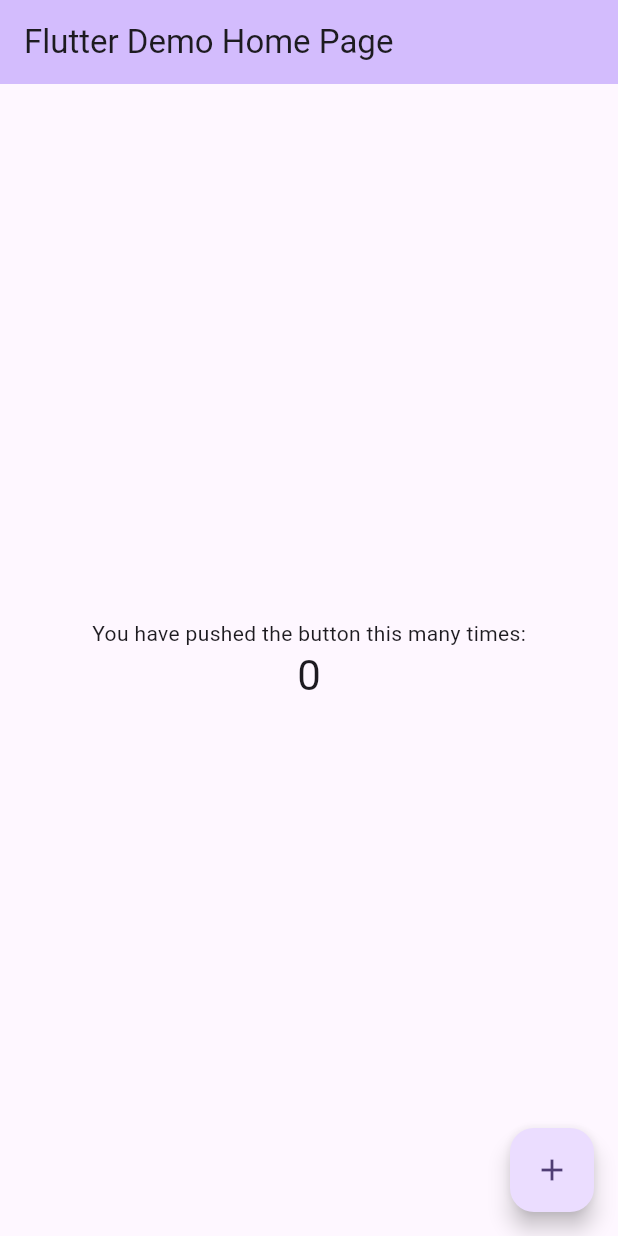
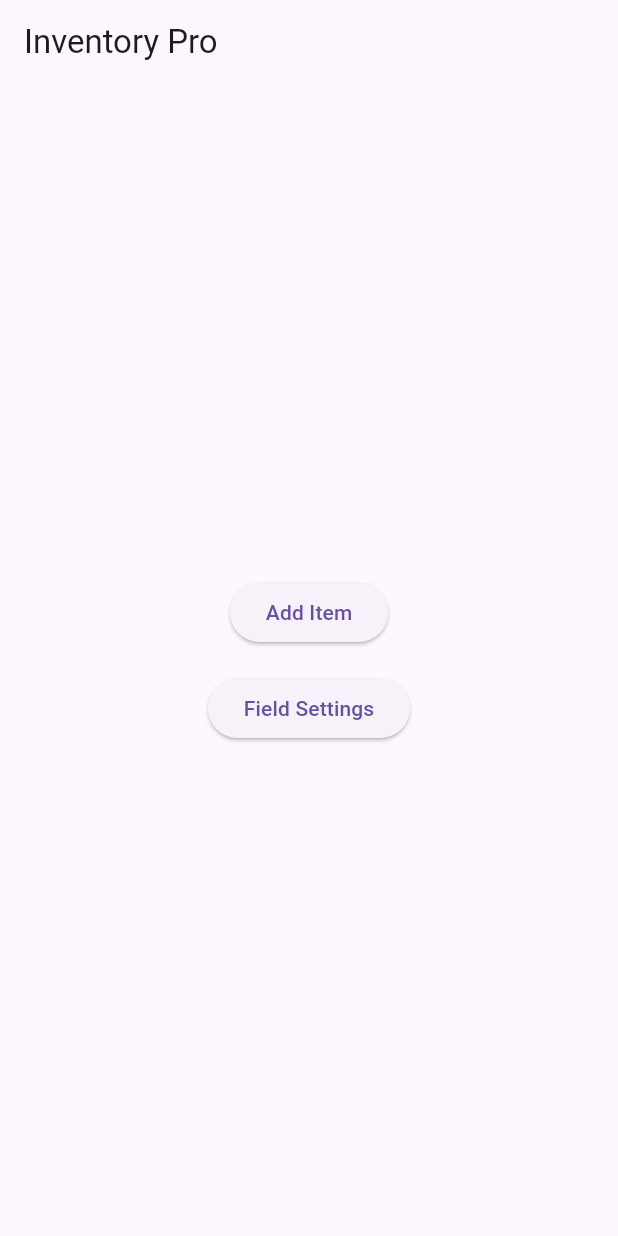
Before and after one commit to optimus9021/inventory_pro, a Flutter app: the screen it shows after launch, on a phone screen of 412 x 824 dp. Run offline on Flutter 3.47's test engine with Material 3 defaults, Android fonts, the phone set to English and light mode, and no system bars; our stand-ins replace cloud_firestore, firebase_core; accounts and stored records are empty.

Commit message:
Add dynamic fields support

```diff
--- a/lib/main.dart
+++ b/lib/main.dart
@@ -1,125 +1,57 @@
 import 'package:flutter/material.dart';
+import 'package:firebase_core/firebase_core.dart';
+import 'firebase_options.dart';
+import 'pages/item_form_page.dart';
+import 'pages/settings_page.dart';
 
-void main() {
+void main() async {
+  WidgetsFlutterBinding.ensureInitialized();
+  await Firebase.initializeApp(options: DefaultFirebaseOptions.currentPlatform);
   runApp(const MyApp());
 }
 
 class MyApp extends StatelessWidget {
   const MyApp({super.key});
 
-  // This widget is the root of your application.
   @override
   Widget build(BuildContext context) {
     return MaterialApp(
-      title: 'Flutter Demo',
-      theme: ThemeData(
-        // This is the theme of your application.
-        //
-        // TRY THIS: Try running your application with "flutter run". You'll see
-        // the application has a purple toolbar. Then, without quitting the app,
-        // try changing the seedColor in the colorScheme below to Colors.green
-        // and then invoke "hot reload" (save your changes or press the "hot
-        // reload" button in a Flutter-supported IDE, or press "r" if you used
-        // the command line to start the app).
-        //
-        // Notice that the counter didn't reset back to zero; the application
-        // state is not lost during the reload. To reset the state, use hot
-        // restart instead.
-        //
-        // This works for code too, not just values: Most code changes can be
-        // tested with just a hot reload.
-        colorScheme: ColorScheme.fromSeed(seedColor: Colors.deepPurple),
-        useMaterial3: true,
-      ),
-      home: const MyHomePage(title: 'Flutter Demo Home Page'),
+      title: 'Inventory Pro',
+      theme: ThemeData(useMaterial3: true),
+      home: const HomePage(),
     );
   }
 }
 
-class MyHomePage extends StatefulWidget {
-  const MyHomePage({super.key, required this.title});
-
-  // This widget is the home page of your application. It is stateful, meaning
-  // that it has a State object (defined below) that contains fields that affect
-  // how it looks.
-
-  // This class is the configuration for the state. It holds the values (in this
-  // case the title) provided by the parent (in this case the App widget) and
-  // used by the build method of the State. Fields in a Widget subclass are
-  // always marked "final".
-
-  final String title;
-
-  @override
-  State<MyHomePage> createState() => _MyHomePageState();
-}
-
-class _MyHomePageState extends State<MyHomePage> {
-  int _counter = 0;
-
-  void _incrementCounter() {
-    setState(() {
-      // This call to setState tells the Flutter framework that something has
-      // changed in this State, which causes it to rerun the build method below
-      // so that the display can reflect the updated values. If we changed
-      // _counter without calling setState(), then the build method would not be
-      // called again, and so nothing would appear to happen.
-      _counter++;
-    });
-  }
+class HomePage extends StatelessWidget {
+  const HomePage({super.key});
 
   @override
   Widget build(BuildContext context) {
-    // This method is rerun every time setState is called, for instance as done
-    // by the _incrementCounter method above.
-    //
-    // The Flutter framework has been optimized to make rerunning build methods
-    // fast, so that you can just rebuild anything that needs updating rather
-    // than having to individually change instances of widgets.
     return Scaffold(
-      appBar: AppBar(
-        // TRY THIS: Try changing the color here to a specific color (to
-        // Colors.amber, perhaps?) and trigger a hot reload to see the AppBar
-        // change color while the other colors stay the same.
-        backgroundColor: Theme.of(context).colorScheme.inversePrimary,
-        // Here we take the value from the MyHomePage object that was created by
-        // the App.build method, and use it to set our appbar title.
-        title: Text(widget.title),
-      ),
+      appBar: AppBar(title: const Text('Inventory Pro')),
       body: Center(
-        // Center is a layout widget. It takes a single child and positions it
-        // in the middle of the parent.
         child: Column(
-          // Column is also a layout widget. It takes a list of children and
-          // arranges them vertically. By default, it sizes itself to fit its
-          // children horizontally, and tries to be as tall as its parent.
-          //
-          // Column has various properties to control how it sizes itself and
-          // how it positions its children. Here we use mainAxisAlignment to
-          // center the children vertically; the main axis here is the vertical
-          // axis because Columns are vertical (the cross axis would be
-          // horizontal).
-          //
-          // TRY THIS: Invoke "debug painting" (choose the "Toggle Debug Paint"
-          // action in the IDE, or press "p" in the console), to see the
-          // wireframe for each widget.
           mainAxisAlignment: MainAxisAlignment.center,
-          children: <Widget>[
-            const Text(
-              'You have pushed the button this many times:',
+          children: [
+            ElevatedButton(
+              onPressed: () => Navigator.push(
+                context,
+                MaterialPageRoute(builder: (_) => const ItemFormPage()),
+              ),
+              child: const Text('Add Item'),
             ),
-            Text(
-              '$_counter',
-              style: Theme.of(context).textTheme.headlineMedium,
+            const SizedBox(height: 16),
+            ElevatedButton(
+              onPressed: () => Navigator.push(
+                context,
+                MaterialPageRoute(builder: (_) => const SettingsPage()),
+              ),
+              child: const Text('Field Settings'),
             ),
           ],
         ),
       ),
-      floatingActionButton: FloatingActionButton(
-        onPressed: _incrementCounter,
-        tooltip: 'Increment',
-        child: const Icon(Icons.add),
-      ), // This trailing comma makes auto-formatting nicer for build methods.
     );
   }
 }
--- a/pubspec.yaml
+++ b/pubspec.yaml
@@ -30,6 +30,9 @@ environment:
 dependencies:
   flutter:
     sdk: flutter
+
+  firebase_core: ^2.27.0
+  cloud_firestore: ^4.15.0
 
 
   # The following adds the Cupertino Icons font to your application.
```
Also changed, not shown: lib/models/field_definition.dart (added, +22 -0 lines), lib/pages/item_form_page.dart (added, +85 -0 lines), lib/pages/settings_page.dart (added, +86 -0 lines), lib/services/inventory_service.dart (added, +30 -0 lines), lib/firebase_options.dart (added), 1 other file.
